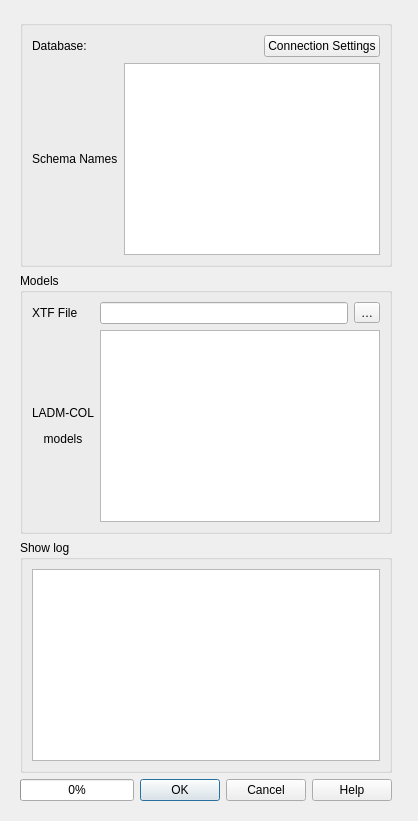
This is asistente_ladm_col/ui/qgis_model_baker/dlg_export_data.ui in SwissTierrasColombia/Asistente-LADM-COL as Qt 5 draws it before an edit. The edited form follows.
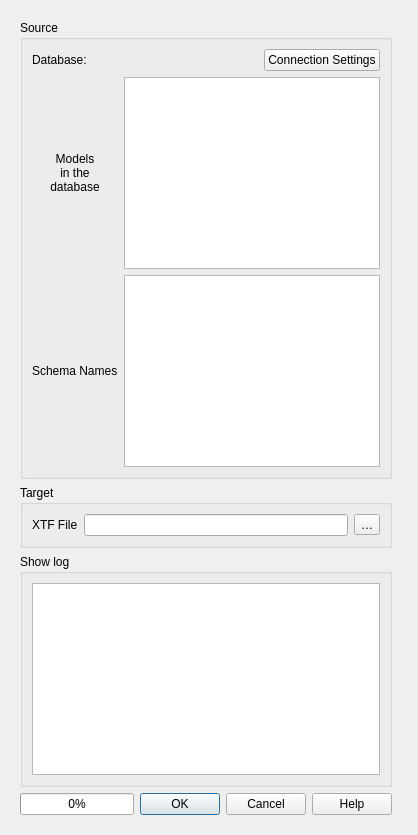
This is the edited form. Custom widgets are drawn as their Qt base class.

Commit message: [model-baker] Make it clear Source and Target configuration in Import/Export data

What changed in the file:
```diff
--- a/asistente_ladm_col/ui/qgis_model_baker/dlg_export_data.ui
+++ b/asistente_ladm_col/ui/qgis_model_baker/dlg_export_data.ui
@@ -57,125 +57,40 @@
          </layout>
         </widget>
        </item>
-       <item row="0" column="0">
-        <widget class="QGroupBox" name="db_config">
-         <property name="sizePolicy">
-          <sizepolicy hsizetype="Preferred" vsizetype="Preferred">
-           <horstretch>0</horstretch>
-           <verstretch>0</verstretch>
-          </sizepolicy>
-         </property>
-         <property name="title">
-          <string/>
-         </property>
-         <layout class="QGridLayout" name="gridLayout">
-          <item row="1" column="1">
-           <widget class="QListWidget" name="schema_names_list_widget">
-            <property name="sizePolicy">
-             <sizepolicy hsizetype="MinimumExpanding" vsizetype="Expanding">
-              <horstretch>0</horstretch>
-              <verstretch>0</verstretch>
-             </sizepolicy>
-            </property>
-            <property name="visible">
-             <bool>false</bool>
-            </property>
-           </widget>
-          </item>
-          <item row="1" column="0">
-           <widget class="QLabel" name="label">
-            <property name="visible">
-             <bool>false</bool>
-            </property>
-            <property name="text">
-             <string>Schema Names</string>
-            </property>
-           </widget>
-          </item>
-          <item row="0" column="0">
-           <widget class="QLabel" name="label_6">
-            <property name="text">
-             <string>Database:</string>
-            </property>
-           </widget>
-          </item>
-          <item row="0" column="1">
-           <layout class="QHBoxLayout" name="horizontalLayout_2">
-            <item>
-             <widget class="QLabel" name="db_connect_label">
-              <property name="sizePolicy">
-               <sizepolicy hsizetype="MinimumExpanding" vsizetype="Preferred">
-                <horstretch>0</horstretch>
-                <verstretch>0</verstretch>
-               </sizepolicy>
-              </property>
-              <property name="text">
-               <string/>
-              </property>
-             </widget>
-            </item>
-            <item>
-             <widget class="QPushButton" name="connection_setting_button">
-              <property name="text">
-               <string>Connection Settings</string>
-              </property>
-             </widget>
-            </item>
-           </layout>
-          </item>
-         </layout>
-        </widget>
-       </item>
        <item row="1" column="0">
         <widget class="QGroupBox" name="ili_config">
          <property name="title">
-          <string>Models</string>
+          <string>Target</string>
          </property>
          <layout class="QGridLayout" name="gridLayout_5">
           <item row="0" column="0">
-           <widget class="QLabel" name="label_2">
-            <property name="text">
-             <string>XTF File</string>
-            </property>
-           </widget>
-          </item>
-          <item row="0" column="1">
-           <widget class="QLineEdit" name="xtf_file_line_edit"/>
-          </item>
-          <item row="0" column="2">
-           <widget class="QToolButton" name="xtf_file_browse_button">
-            <property name="toolTip">
-             <string>Browse XTF files</string>
-            </property>
-            <property name="text">
-             <string>…</string>
-            </property>
-           </widget>
-          </item>
-          <item row="1" column="0">
-           <widget class="QLabel" name="label_8">
-            <property name="text">
-             <string>&lt;html&gt;&lt;head/&gt;&lt;body&gt;&lt;p align=&quot;center&quot;&gt;LADM-COL&lt;/p&gt;&lt;p align=&quot;center&quot;&gt;models&lt;/p&gt;&lt;/body&gt;&lt;/html&gt;</string>
-            </property>
-           </widget>
-          </item>
-          <item row="1" column="1" colspan="2">
-           <widget class="QListView" name="export_models_list_view">
-            <property name="sizePolicy">
-             <sizepolicy hsizetype="MinimumExpanding" vsizetype="Expanding">
-              <horstretch>0</horstretch>
-              <verstretch>0</verstretch>
-             </sizepolicy>
-            </property>
-            <property name="selectionMode">
-             <enum>QAbstractItemView::NoSelection</enum>
-            </property>
-           </widget>
+           <layout class="QHBoxLayout" name="horizontalLayout">
+            <item>
+             <widget class="QLabel" name="label_2">
+              <property name="text">
+               <string>XTF File</string>
+              </property>
+             </widget>
+            </item>
+            <item>
+             <widget class="QLineEdit" name="xtf_file_line_edit"/>
+            </item>
+            <item>
+             <widget class="QToolButton" name="xtf_file_browse_button">
+              <property name="toolTip">
+               <string>Browse XTF files</string>
+              </property>
+              <property name="text">
+               <string>…</string>
+              </property>
+             </widget>
+            </item>
+           </layout>
           </item>
          </layout>
         </widget>
        </item>
-       <item row="2" column="0">
+       <item row="3" column="0">
         <widget class="QgsCollapsibleGroupBox" name="log_config">
          <property name="maximumSize">
           <size>
@@ -206,7 +121,7 @@
          </layout>
         </widget>
        </item>
-       <item row="4" column="0">
+       <item row="5" column="0">
         <layout class="QHBoxLayout" name="horizontalLayout_1">
          <item>
           <widget class="QProgressBar" name="progress_bar">
@@ -227,6 +142,95 @@
          </item>
         </layout>
        </item>
+       <item row="0" column="0">
+        <widget class="QGroupBox" name="source_config">
+         <property name="sizePolicy">
+          <sizepolicy hsizetype="Preferred" vsizetype="Preferred">
+           <horstretch>0</horstretch>
+           <verstretch>0</verstretch>
+          </sizepolicy>
+         </property>
+         <property name="title">
+          <string>Source</string>
+         </property>
+         <layout class="QGridLayout" name="gridLayout">
+          <item row="3" column="1">
+           <widget class="QListWidget" name="schema_names_list_widget">
+            <property name="sizePolicy">
+             <sizepolicy hsizetype="MinimumExpanding" vsizetype="Expanding">
+              <horstretch>0</horstretch>
+              <verstretch>0</verstretch>
+             </sizepolicy>
+            </property>
+            <property name="visible">
+             <bool>false</bool>
+            </property>
+           </widget>
+          </item>
+          <item row="3" column="0">
+           <widget class="QLabel" name="label">
+            <property name="visible">
+             <bool>false</bool>
+            </property>
+            <property name="text">
+             <string>Schema Names</string>
+            </property>
+           </widget>
+          </item>
+          <item row="2" column="1">
+           <widget class="QListView" name="export_models_list_view">
+            <property name="sizePolicy">
+             <sizepolicy hsizetype="MinimumExpanding" vsizetype="Expanding">
+              <horstretch>0</horstretch>
+              <verstretch>0</verstretch>
+             </sizepolicy>
+            </property>
+            <property name="selectionMode">
+             <enum>QAbstractItemView::NoSelection</enum>
+            </property>
+           </widget>
+          </item>
+          <item row="0" column="1">
+           <layout class="QHBoxLayout" name="horizontalLayout_2">
+            <item>
+             <widget class="QLabel" name="db_connect_label">
+              <property name="sizePolicy">
+               <sizepolicy hsizetype="MinimumExpanding" vsizetype="Preferred">
+                <horstretch>0</horstretch>
+                <verstretch>0</verstretch>
+               </sizepolicy>
+              </property>
+              <property name="text">
+               <string/>
+              </property>
+             </widget>
+            </item>
+            <item>
+             <widget class="QPushButton" name="connection_setting_button">
+              <property name="text">
+               <string>Connection Settings</string>
+              </property>
+             </widget>
+            </item>
+           </layout>
+          </item>
+          <item row="0" column="0">
+           <widget class="QLabel" name="label_6">
+            <property name="text">
+             <string>Database:</string>
+            </property>
+           </widget>
+          </item>
+          <item row="2" column="0">
+           <widget class="QLabel" name="label_8">
+            <property name="text">
+             <string>&lt;html&gt;&lt;head/&gt;&lt;body&gt;&lt;p align=&quot;center&quot;&gt;Models&lt;br&gt;in the&lt;br&gt;database&lt;/p&gt;&lt;/body&gt;&lt;/html&gt;</string>
+            </property>
+           </widget>
+          </item>
+         </layout>
+        </widget>
+       </item>
       </layout>
      </widget>
      <widget class="QWidget" name="page_2"/>
```
Left out of the diff: 2 changed lines with no effect on the pictures. The commit also changes 3 other files.
